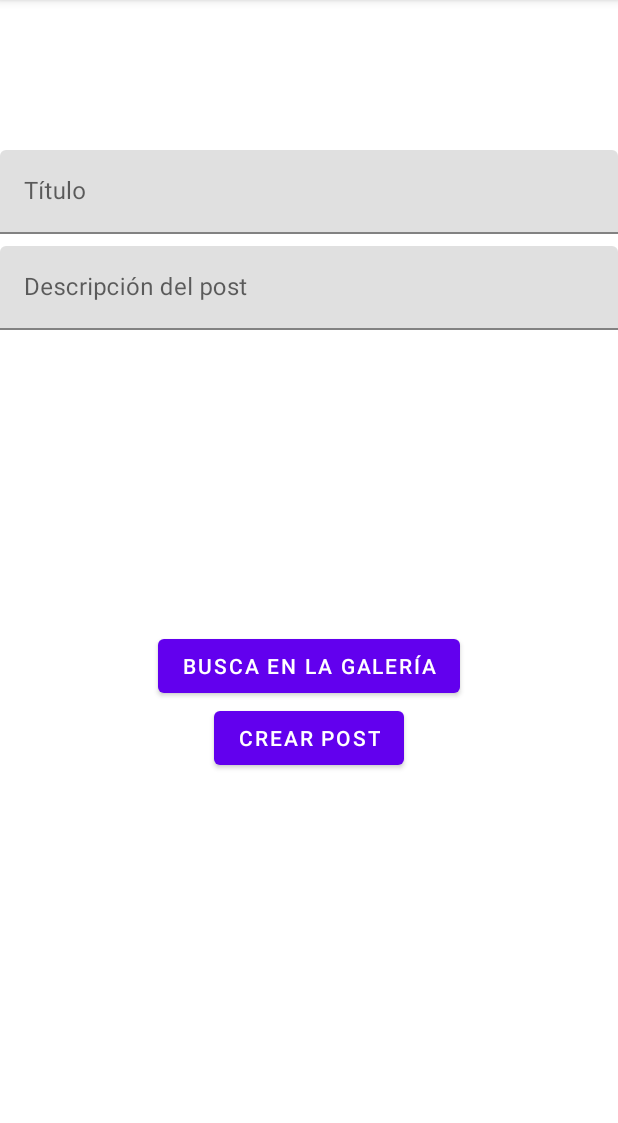
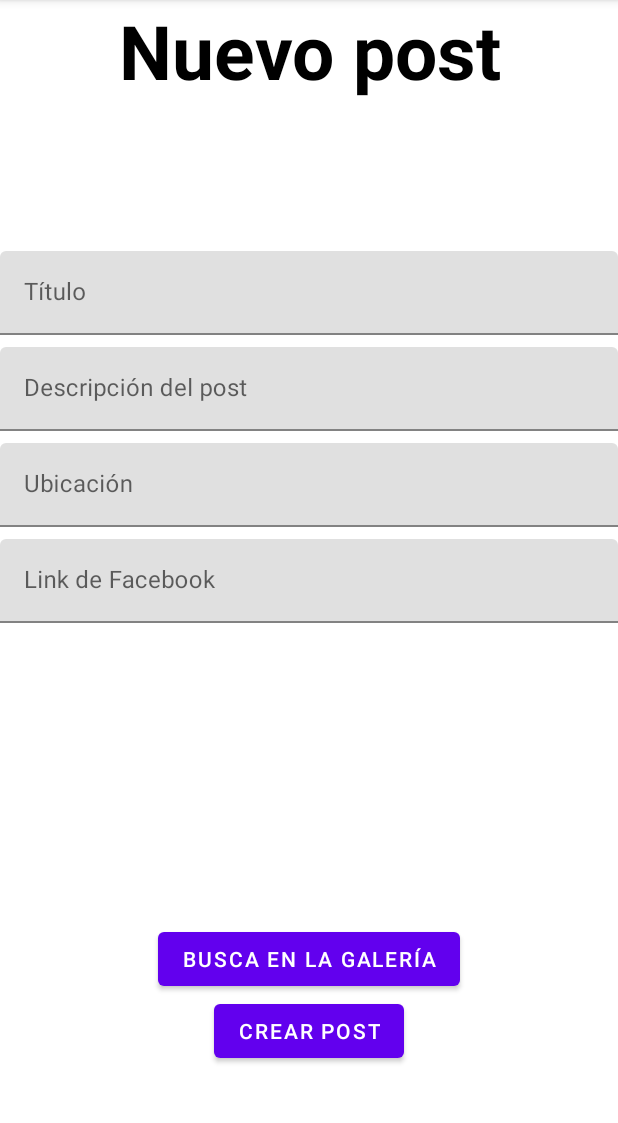
Before and after one commit to juannpmari/android-fishing-app, an Android app: the newPostFragment screen opened through its navigation route, on a phone screen of 412 x 824 dp, the part 84-1207 px from its top. Run offline under Robolectric (Android 15) with nearby library versions, the phone set to English and light mode, and no system bars; our stand-ins replace Firebase (no records; nobody signed in at launch, a user with empty details on screens opened directly); pictures from the network do not load.

Commit message:
new post

```diff
--- a/app/src/main/java/com/argentinapesca/argentinapesca/data/model/Post.kt
+++ b/app/src/main/java/com/argentinapesca/argentinapesca/data/model/Post.kt
@@ -4,5 +4,7 @@ data class Post(
     val title:String="",
     val image:List<String> = listOf(),
     val description:String="",
-    val poster:String =""
+    val poster:String ="",
+    val place:String="",
+    val faceLink:String=""
 )
--- a/app/src/main/java/com/argentinapesca/argentinapesca/data/remote/newPost/newPostDataSource.kt
+++ b/app/src/main/java/com/argentinapesca/argentinapesca/data/remote/newPost/newPostDataSource.kt
@@ -20,7 +20,9 @@ class newPostDataSource {
     suspend fun createNewPost(
         title: String,
         description: String,
-        bitmapList: List<Bitmap>
+        bitmapList: List<Bitmap>,
+        place:String,
+        faceLink:String
     ) {
         val user = Firebase.auth.currentUser
         val storage = Firebase.storage.reference
@@ -40,7 +42,7 @@ class newPostDataSource {
         }
         imgList.add(downloadUrl)
 
-        val new_post = Post(title, imgList, description, user?.uid.toString())
+        val new_post = Post(title, imgList, description, user?.uid.toString(),place,faceLink)
         Firebase.firestore.collection("posts").document().set(new_post).await()
     }
 }
--- a/app/src/main/java/com/argentinapesca/argentinapesca/presentation/newPost/newPostViewModel.kt
+++ b/app/src/main/java/com/argentinapesca/argentinapesca/presentation/newPost/newPostViewModel.kt
@@ -8,8 +8,8 @@ import com.argentinapesca.argentinapesca.repository.newPost.newPostRepository
 import kotlinx.coroutines.Dispatchers
 
 class newPostViewModel(private val repo: newPostRepository): ViewModel() {
-    fun createNewPost(title: String, description: String,bitmap: List<Bitmap>)= liveData(Dispatchers.IO){
-        emit(repo.createNewPost(title, description,bitmap))
+    fun createNewPost(title: String, description: String,bitmap: List<Bitmap>,place:String,faceLink:String)= liveData(Dispatchers.IO){
+        emit(repo.createNewPost(title, description,bitmap,place,faceLink))
     }
 }
 
--- a/app/src/main/java/com/argentinapesca/argentinapesca/repository/newPost/newPostRepository.kt
+++ b/app/src/main/java/com/argentinapesca/argentinapesca/repository/newPost/newPostRepository.kt
@@ -3,5 +3,5 @@ package com.argentinapesca.argentinapesca.repository.newPost
 import android.graphics.Bitmap
 
 interface newPostRepository {
-    suspend fun createNewPost(title: String,description: String, bitmap: List<Bitmap>)
+    suspend fun createNewPost(title: String,description: String, bitmap: List<Bitmap>,place:String,faceLink:String)
 }
--- a/app/src/main/java/com/argentinapesca/argentinapesca/repository/newPost/newPostRepositoryImpl.kt
+++ b/app/src/main/java/com/argentinapesca/argentinapesca/repository/newPost/newPostRepositoryImpl.kt
@@ -4,7 +4,7 @@ import android.graphics.Bitmap
 import com.argentinapesca.argentinapesca.data.remote.newPost.newPostDataSource
 
 class newPostRepositoryImpl(private val newPostDataSource: newPostDataSource) : newPostRepository {
-    override suspend fun createNewPost(title: String, description: String, bitmap: List<Bitmap>) =
-        newPostDataSource.createNewPost(title, description,bitmap)
+    override suspend fun createNewPost(title: String, description: String, bitmap: List<Bitmap>,place:String,faceLink:String) =
+        newPostDataSource.createNewPost(title, description,bitmap,place,faceLink)
 
 }
--- a/app/src/main/java/com/argentinapesca/argentinapesca/ui/home/MainScreenFragment.kt
+++ b/app/src/main/java/com/argentinapesca/argentinapesca/ui/home/MainScreenFragment.kt
@@ -55,6 +55,7 @@ class MainScreenFragment : Fragment(R.layout.fragment_main_screen),
             override fun bindData(item: Post, view: View) {
                 val itemBinding = PostItemBinding.bind(view)
                 itemBinding.txtTitle.text = item.title
+                itemBinding.txtPlace.text=item.place
                 if (item.image.size > 0) {
                     Glide.with(context!!).load(item.image[0]).into(itemBinding.imgPost)
                 }
@@ -91,7 +92,9 @@ class MainScreenFragment : Fragment(R.layout.fragment_main_screen),
             com.argentinapesca.argentinapesca.ui.home.MainScreenFragmentDirections.actionMainScreenFragmentToPostFragment(
                 item.title,
                 item.image.toTypedArray(),
-                item.description
+                item.description,
+                item.place,
+                item.faceLink
             )
         findNavController().navigate(action)
     }
--- a/app/src/main/java/com/argentinapesca/argentinapesca/ui/home/PostFragment.kt
+++ b/app/src/main/java/com/argentinapesca/argentinapesca/ui/home/PostFragment.kt
@@ -34,6 +34,8 @@ class PostFragment : Fragment(R.layout.fragment_post) {
         //img_list.add(CarouselItem("https://fotos.perfil.com/2021/05/21/cropped/696/522/center/2105-1176764.jpg"))
         binding.imgPost.addData(img_list)
         binding.txtPoster.text = "Usuario"
+        binding.txtPlace.text="Ubicación: ${args.place}"
+        binding.txtFaceLink.text="Facebook: ${args.faceLink}"
         binding.txtDescription.text = "Descripción: ${args.description}"
 
         /*Firebase.auth.signOut()
--- a/app/src/main/java/com/argentinapesca/argentinapesca/ui/newPost/newPostFragment.kt
+++ b/app/src/main/java/com/argentinapesca/argentinapesca/ui/newPost/newPostFragment.kt
@@ -61,7 +61,9 @@ class newPostFragment : Fragment(R.layout.fragment_new_post) {
             viewModel.createNewPost(
                 binding.editTitle.text.toString(),
                 binding.editDescription.text.toString(),
-                bitmapList
+                bitmapList,
+                binding.editPlace.text.toString(),
+                binding.editFaceLink.text.toString()
             ).observe(viewLifecycleOwner, Observer {
             })
             findNavController().popBackStack()
--- a/app/src/main/res/layout/fragment_main_screen.xml
+++ b/app/src/main/res/layout/fragment_main_screen.xml
@@ -7,6 +7,7 @@
     android:layout_height="match_parent"
     android:orientation="vertical"
     tools:context=".ui.home.MainScreenFragment">
+
 
     <EditText
         android:layout_width="match_parent"
--- a/app/src/main/res/layout/fragment_new_post.xml
+++ b/app/src/main/res/layout/fragment_new_post.xml
@@ -5,6 +5,16 @@
     android:layout_height="match_parent"
     android:orientation="vertical"
     tools:context=".ui.newPost.newPostFragment">
+
+    <TextView
+        android:layout_width="match_parent"
+        android:layout_height="wrap_content"
+        android:textSize="50dp"
+        android:textColor="@color/black"
+        android:textStyle="bold"
+        android:gravity="center_horizontal"
+        android:text="Nuevo post"
+        />
 
     <com.google.android.material.textfield.TextInputLayout
         android:layout_width="match_parent"
@@ -31,6 +41,28 @@
             android:layout_height="wrap_content"/>
     </com.google.android.material.textfield.TextInputLayout>
 
+    <com.google.android.material.textfield.TextInputLayout
+        android:layout_width="match_parent"
+        android:layout_height="wrap_content"
+        android:layout_marginTop="8dp"
+        android:hint="Ubicación">
+        <com.google.android.material.textfield.TextInputEditText
+            android:id="@+id/edit_place"
+            android:layout_width="match_parent"
+            android:layout_height="wrap_content"/>
+    </com.google.android.material.textfield.TextInputLayout>
+
+    <com.google.android.material.textfield.TextInputLayout
+        android:layout_width="match_parent"
+        android:layout_height="wrap_content"
+        android:layout_marginTop="8dp"
+        android:hint="Link de Facebook">
+        <com.google.android.material.textfield.TextInputEditText
+            android:id="@+id/edit_faceLink"
+            android:layout_width="match_parent"
+            android:layout_height="wrap_content"/>
+    </com.google.android.material.textfield.TextInputLayout>
+
     <ImageView
         android:id="@+id/img_gallery"
         android:layout_width="200dp"
--- a/app/src/main/res/layout/post_item.xml
+++ b/app/src/main/res/layout/post_item.xml
@@ -13,6 +13,12 @@
         android:textColor="@color/black"
         android:gravity="center_horizontal"
         tools:text ="Title"/>
+
+    <TextView
+        android:id="@+id/txt_place"
+        android:layout_width="match_parent"
+        android:layout_height="wrap_content"/>
+
     <ImageView
         android:id="@+id/img_post"
         android:layout_width="match_parent"
--- a/app/src/main/res/navigation/nav_graph.xml
+++ b/app/src/main/res/navigation/nav_graph.xml
@@ -34,6 +34,10 @@
         <action
             android:id="@+id/action_postFragment_to_authFragment"
             app:destination="@id/authFragment" />
+        <argument
+            android:name="place"
+            app:argType="string" />
+        <argument android:name="faceLink" />
     </fragment>
     <fragment
         android:id="@+id/authFragment"
```
Also changed, not shown: app/src/main/res/layout/fragment_post.xml (+15 -0 lines).
